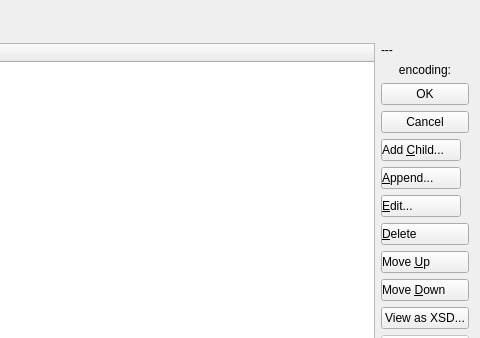
Before: the Qt Designer form src/xmleditwidget.ui in lbellonda/qxmledit, drawn with Qt 5; both pictures show x 521 to 1001 and y 0 to 338 of the 1001 by 799 pixel window.
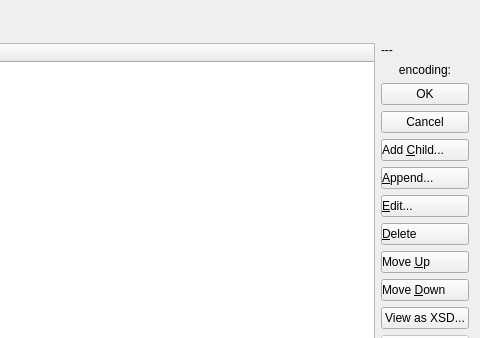
After: the same form once the commit is applied. Icons and pictures are not drawn. Custom widgets are drawn as their Qt base class.

Patch:
```diff
--- a/src/xmleditwidget.ui
+++ b/src/xmleditwidget.ui
@@ -77,7 +77,7 @@
        <item>
         <widget class="QPushButton" name="addChild">
          <property name="sizePolicy">
-          <sizepolicy hsizetype="Fixed" vsizetype="Fixed">
+          <sizepolicy hsizetype="Minimum" vsizetype="Fixed">
            <horstretch>0</horstretch>
            <verstretch>0</verstretch>
           </sizepolicy>
@@ -100,7 +100,7 @@
        <item>
         <widget class="QPushButton" name="addBrother">
          <property name="sizePolicy">
-          <sizepolicy hsizetype="Fixed" vsizetype="Fixed">
+          <sizepolicy hsizetype="Minimum" vsizetype="Fixed">
            <horstretch>0</horstretch>
            <verstretch>0</verstretch>
           </sizepolicy>
@@ -123,7 +123,7 @@
        <item>
         <widget class="QPushButton" name="editItem">
          <property name="sizePolicy">
-          <sizepolicy hsizetype="Fixed" vsizetype="Fixed">
+          <sizepolicy hsizetype="Minimum" vsizetype="Fixed">
            <horstretch>0</horstretch>
            <verstretch>0</verstretch>
           </sizepolicy>
```
Left out of the diff: 36 changed lines with no effect on the pictures.
